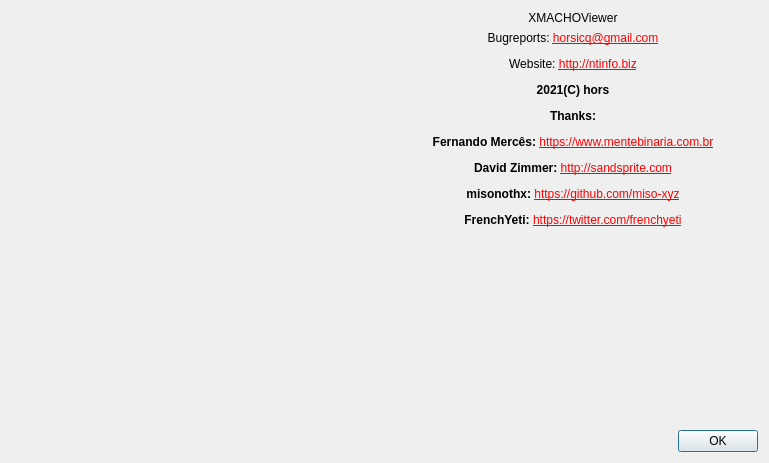
Old version of the form gui_source/dialogabout.ui in the repository horsicq/XMachOViewer.
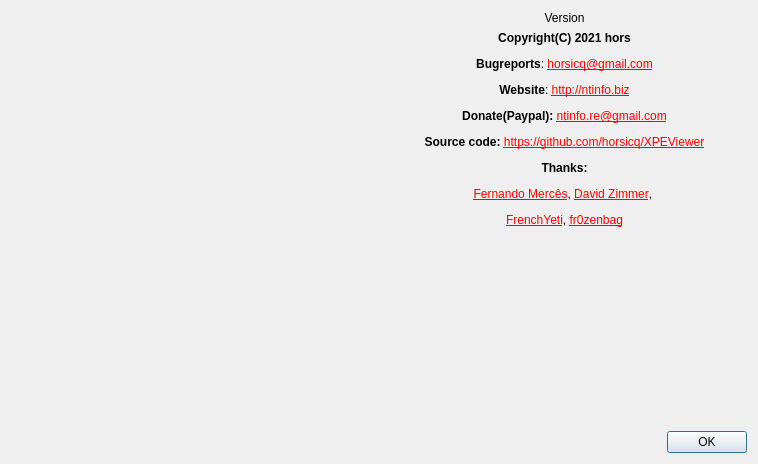
New version of the form. Icons and pictures are not drawn.

The edit to the form file:
```diff
--- a/gui_source/dialogabout.ui
+++ b/gui_source/dialogabout.ui
@@ -9,8 +9,8 @@
    <rect>
     <x>0</x>
     <y>0</y>
-    <width>769</width>
-    <height>463</height>
+    <width>758</width>
+    <height>464</height>
    </rect>
   </property>
   <property name="windowTitle">
@@ -43,7 +43,7 @@
        <item>
         <widget class="QLabel" name="labelVersion">
          <property name="text">
-          <string notr="true">XMACHOViewer</string>
+          <string notr="true">Version</string>
          </property>
          <property name="alignment">
           <set>Qt::AlignCenter</set>
@@ -53,7 +53,7 @@
        <item>
         <widget class="QLabel" name="labelInfo">
          <property name="text">
-          <string notr="true">&lt;html&gt;&lt;head/&gt;&lt;body&gt;&lt;p align=&quot;center&quot;&gt;Bugreports: &lt;a href=&quot;mailto:horsicq@gmail.com&quot;&gt;&lt;span style=&quot; text-decoration: underline; color:#ff0000;&quot;&gt;horsicq@gmail.com&lt;/span&gt;&lt;/a&gt;&lt;/p&gt;&lt;p align=&quot;center&quot;&gt;Website: &lt;a href=&quot;http://ntinfo.biz&quot;&gt;&lt;span style=&quot; text-decoration: underline; color:#ff0000;&quot;&gt;http://ntinfo.biz&lt;/span&gt;&lt;/a&gt;&lt;/p&gt;&lt;p align=&quot;center&quot;&gt;&lt;span style=&quot; font-weight:600;&quot;&gt;2021(C) hors&lt;/span&gt;&lt;/p&gt;&lt;p align=&quot;center&quot;&gt;&lt;span style=&quot; font-weight:600;&quot;&gt;Thanks:&lt;/span&gt;&lt;/p&gt;&lt;p align=&quot;center&quot;&gt;&lt;span style=&quot; font-weight:600;&quot;&gt;Fernando Mercês: &lt;/span&gt;&lt;a href=&quot;https://www.mentebinaria.com.br/&quot;&gt;&lt;span style=&quot; text-decoration: underline; color:#ff0000;&quot;&gt;https://www.mentebinaria.com.br&lt;/span&gt;&lt;/a&gt;&lt;/p&gt;&lt;p align=&quot;center&quot;&gt;&lt;span style=&quot; font-weight:600;&quot;&gt;David Zimmer: &lt;/span&gt;&lt;a href=&quot;http://sandsprite.com/&quot;&gt;&lt;span style=&quot; text-decoration: underline; color:#ff0000;&quot;&gt;http://sandsprite.com&lt;/span&gt;&lt;/a&gt;&lt;/p&gt;&lt;p align=&quot;center&quot;&gt;&lt;span style=&quot; font-weight:600;&quot;&gt;misonothx: &lt;/span&gt;&lt;a href=&quot;https://github.com/miso-xyz&quot;&gt;&lt;span style=&quot; text-decoration: underline; color:#ff0000;&quot;&gt;https://github.com/miso-xyz&lt;/span&gt;&lt;/a&gt;&lt;/p&gt;&lt;p align=&quot;center&quot;&gt;&lt;span style=&quot; font-weight:600;&quot;&gt;FrenchYeti: &lt;/span&gt;&lt;a href=&quot;https://twitter.com/frenchyeti&quot;&gt;&lt;span style=&quot; text-decoration: underline; color:#ff0000;&quot;&gt;https://twitter.com/frenchyeti&lt;/span&gt;&lt;/a&gt;&lt;/p&gt;&lt;/body&gt;&lt;/html&gt;</string>
+          <string notr="true">&lt;html&gt;&lt;head/&gt;&lt;body&gt;&lt;p align=&quot;center&quot;&gt;&lt;span style=&quot; font-weight:600;&quot;&gt;Copyright(C) 2021 hors&lt;/span&gt;&lt;/p&gt;&lt;p align=&quot;center&quot;&gt;&lt;span style=&quot; font-weight:600;&quot;&gt;Bugreports&lt;/span&gt;: &lt;a href=&quot;mailto:horsicq@gmail.com&quot;&gt;&lt;span style=&quot; text-decoration: underline; color:#ff0000;&quot;&gt;horsicq@gmail.com&lt;/span&gt;&lt;/a&gt;&lt;/p&gt;&lt;p align=&quot;center&quot;&gt;&lt;span style=&quot; font-weight:600;&quot;&gt;Website&lt;/span&gt;: &lt;a href=&quot;http://ntinfo.biz&quot;&gt;&lt;span style=&quot; text-decoration: underline; color:#ff0000;&quot;&gt;http://ntinfo.biz&lt;/span&gt;&lt;/a&gt;&lt;/p&gt;&lt;p align=&quot;center&quot;&gt;&lt;span style=&quot; font-weight:600;&quot;&gt;Donate(Paypal): &lt;/span&gt;&lt;a href=&quot;mailto:ntinfo.re@gmail.com&quot;&gt;&lt;span style=&quot; text-decoration: underline; color:#ff0000;&quot;&gt;ntinfo.re@gmail.com&lt;/span&gt;&lt;/a&gt;&lt;/p&gt;&lt;p align=&quot;center&quot;&gt;&lt;span style=&quot; font-weight:600;&quot;&gt;Source code: &lt;/span&gt;&lt;a href=&quot;https://github.com/horsicq/XPEViewer&quot;&gt;&lt;span style=&quot; text-decoration: underline; color:#ff0000;&quot;&gt;https://github.com/horsicq/XPEViewer&lt;/span&gt;&lt;/a&gt;&lt;/p&gt;&lt;p align=&quot;center&quot;&gt;&lt;span style=&quot; font-weight:600;&quot;&gt;Thanks:&lt;/span&gt;&lt;/p&gt;&lt;p align=&quot;center&quot;&gt;&lt;a href=&quot;https://www.mentebinaria.com.br/&quot;&gt;&lt;span style=&quot; text-decoration: underline; color:#ff0000;&quot;&gt;Fernando Mercês&lt;/span&gt;&lt;/a&gt;, &lt;a href=&quot;http://sandsprite.com/&quot;&gt;&lt;span style=&quot; text-decoration: underline; color:#ff0000;&quot;&gt;David Zimmer&lt;/span&gt;&lt;/a&gt;, &lt;/p&gt;&lt;p align=&quot;center&quot;&gt;&lt;a href=&quot;https://twitter.com/frenchyeti&quot;&gt;&lt;span style=&quot; text-decoration: underline; color:#ff0000;&quot;&gt;FrenchYeti&lt;/span&gt;&lt;/a&gt;, &lt;a href=&quot;https://github.com/fr0zenbag&quot;&gt;&lt;span style=&quot; text-decoration: underline; color:#ff0000;&quot;&gt;fr0zenbag&lt;/span&gt;&lt;/a&gt;&lt;/p&gt;&lt;/body&gt;&lt;/html&gt;</string>
          </property>
          <property name="textFormat">
           <enum>Qt::AutoText</enum>
```
Left out of the diff: 7 changed lines with no effect on the pictures.
